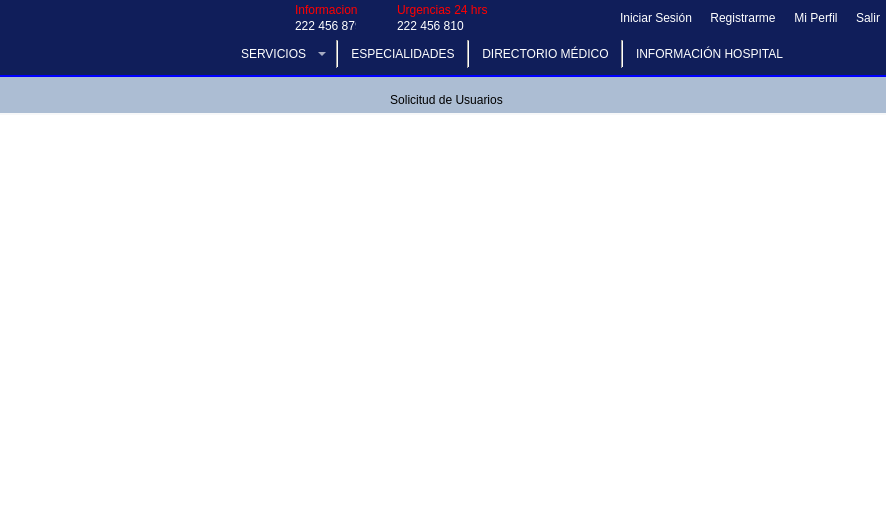
Old version of the form mainwindow.ui in the repository Laloses/Hospital.
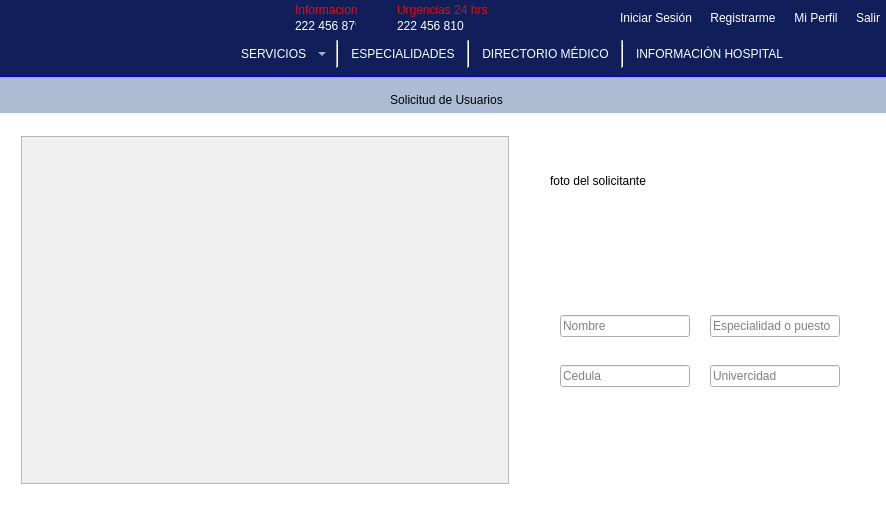
New version of the form. The open tabs and pages were chosen to show the change. Icons and pictures are not drawn.

What changed in the file:
```diff
--- a/mainwindow.ui
+++ b/mainwindow.ui
@@ -2213,7 +2213,119 @@
           </property>
          </widget>
         </widget>
-        <widget class="QWidget" name="page_3"/>
+        <widget class="QWidget" name="page_3">
+         <widget class="QWidget" name="widget" native="true">
+          <property name="geometry">
+           <rect>
+            <x>0</x>
+            <y>0</y>
+            <width>510</width>
+            <height>370</height>
+           </rect>
+          </property>
+          <layout class="QGridLayout" name="gridLayout_12">
+           <item row="0" column="0">
+            <widget class="QScrollArea" name="scrollArea">
+             <property name="widgetResizable">
+              <bool>true</bool>
+             </property>
+             <widget class="QWidget" name="scrollAreaWidgetContents">
+              <property name="geometry">
+               <rect>
+                <x>0</x>
+                <y>0</y>
+                <width>486</width>
+                <height>346</height>
+               </rect>
+              </property>
+              <layout class="QGridLayout" name="gridLayout_14">
+               <item row="0" column="0">
+                <layout class="QGridLayout" name="lista"/>
+               </item>
+              </layout>
+             </widget>
+            </widget>
+           </item>
+          </layout>
+         </widget>
+         <widget class="QLineEdit" name="lineEdit_especialidad_solicitud">
+          <property name="geometry">
+           <rect>
+            <x>700</x>
+            <y>190</y>
+            <width>130</width>
+            <height>22</height>
+           </rect>
+          </property>
+          <property name="readOnly">
+           <bool>true</bool>
+          </property>
+          <property name="placeholderText">
+           <string>Especialidad o puesto</string>
+          </property>
+         </widget>
+         <widget class="QLineEdit" name="lineEdit_nombre_solicitud">
+          <property name="geometry">
+           <rect>
+            <x>550</x>
+            <y>190</y>
+            <width>130</width>
+            <height>22</height>
+           </rect>
+          </property>
+          <property name="readOnly">
+           <bool>true</bool>
+          </property>
+          <property name="placeholderText">
+           <string>Nombre</string>
+          </property>
+         </widget>
+         <widget class="QLabel" name="label_solicitud">
+          <property name="geometry">
+           <rect>
+            <x>540</x>
+            <y>10</y>
+            <width>121</width>
+            <height>91</height>
+           </rect>
+          </property>
+          <property name="text">
+           <string>foto del solicitante</string>
+          </property>
+         </widget>
+         <widget class="QLineEdit" name="lineEdit_cedula_solicitud">
+          <property name="geometry">
+           <rect>
+            <x>550</x>
+            <y>240</y>
+            <width>130</width>
+            <height>22</height>
+           </rect>
+          </property>
+          <property name="readOnly">
+           <bool>true</bool>
+          </property>
+          <property name="placeholderText">
+           <string>Cedula</string>
+          </property>
+         </widget>
+         <widget class="QLineEdit" name="lineEdit_Univercida_solicitud">
+          <property name="geometry">
+           <rect>
+            <x>700</x>
+            <y>240</y>
+            <width>130</width>
+            <height>22</height>
+           </rect>
+          </property>
+          <property name="readOnly">
+           <bool>true</bool>
+          </property>
+          <property name="placeholderText">
+           <string>Univercidad</string>
+          </property>
+         </widget>
+        </widget>
        </widget>
       </widget>
      </widget>
```
Left out of the diff: 25 changed lines with no effect on the pictures.
